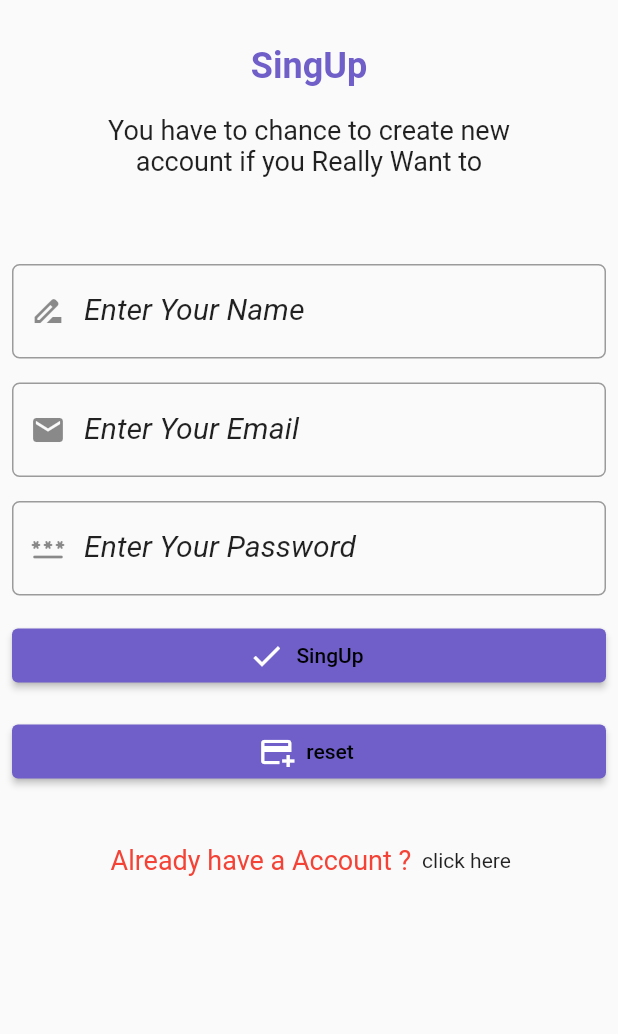
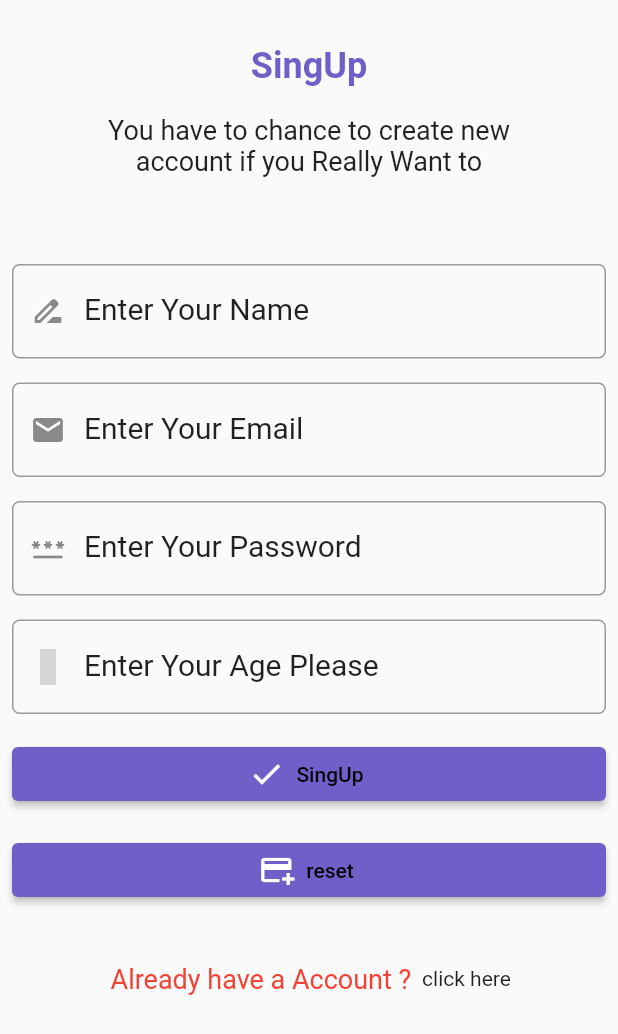
Before and after one commit to mamunZcode/firebase_dashboard, a Flutter app: the screen it shows after launch, after a tap on "click here", on a phone screen of 412 x 824 dp. Shown: the top 1034 px of the screen. Run offline on Flutter 3.47's test engine with Material 2 defaults, Android fonts, the phone set to English and light mode, and no system bars; our stand-ins replace eva_icons_flutter, firebase_auth, firebase_core; accounts and stored records are empty; network calls fail; grey boxes are pictures that could not be loaded.

Commit message:
TextContainer edit and fire store add

```diff
--- a/lib/TextContainer.dart
+++ b/lib/TextContainer.dart
@@ -1,11 +1,12 @@
 import 'package:flutter/material.dart';
 
 class TextContainer extends StatelessWidget {
-  const TextContainer({
+      TextContainer({
     required this.nameController,
     required this.labelText,
     required this.icon,
     required this.obscureText,
+    required this.hintText
 
 
 
@@ -14,6 +15,8 @@ class TextContainer extends StatelessWidget {
   final String labelText;
   final Icon icon;
   final bool obscureText;
+  final hintText;
+
 
 
   @override
@@ -29,14 +32,15 @@ class TextContainer extends StatelessWidget {
                   style: TextStyle(
                       color: Colors.black87,
                       fontSize: 20.0,
-                      fontStyle: FontStyle.italic),
+                      // fontStyle: FontStyle.italic
+                  ),
                   keyboardType: TextInputType.text,
                   controller: nameController,
                   decoration: InputDecoration(
                     labelText: labelText,
                     prefixIcon: icon,
                     labelStyle: TextStyle(color: Colors.black87),
-                    hintText: "Mamun",
+                    hintText: hintText,
                     border: OutlineInputBorder(
                       borderSide: BorderSide(color: Colors.red),
                       borderRadius: BorderRadius.circular(5.0),
--- a/lib/login screen/dashboard.dart
+++ b/lib/login screen/dashboard.dart
@@ -1,4 +1,4 @@
-import 'package:firebase_auth/firebase_auth.dart';
+
 import 'package:firebase_setup/login%20screen/login.dart';
 import 'package:flutter/material.dart';
 import 'package:provider/provider.dart';
@@ -152,7 +152,7 @@ class _dashboardState extends State<dashboard> {
                         Navigator.pushNamed(context,login.id);
                       },
                       label: Text(
-                        'login',
+                        'mamun page',
                         style: TextStyle(color: Colors.black),
                       ),
                       icon: Icon(Icons.login),
--- a/lib/login screen/login.dart
+++ b/lib/login screen/login.dart
@@ -57,12 +57,14 @@ class _loginState extends State<login> {
                     labelText: 'Enter Your Email',
                     icon: Icon(Icons.drive_file_rename_outline_sharp),
                     obscureText: false,
+                    hintText: 'mamun@65gmail.com',
                 ),
                 //Password
                 TextContainer(nameController: passwordController,
                     labelText: 'Enter your password',
                     icon: Icon(Icons.password_outlined),
                     obscureText: true,
+                    hintText: '56846',
                 ),
                 //Button
                 Expanded(
--- a/lib/main.dart
+++ b/lib/main.dart
@@ -7,7 +7,6 @@ import 'package:flutter/material.dart';
 import 'package:provider/provider.dart';
 import 'login screen/dashboard.dart';
 import 'registration Screen/registration.dart';
-
 Future main() async{
   WidgetsFlutterBinding.ensureInitialized();
   if (kIsWeb){
@@ -28,7 +27,6 @@ Future main() async{
     child: const MainApp(),
   ),
 
-
   );
 }
 class MainApp extends StatelessWidget {
@@ -41,7 +39,7 @@ class MainApp extends StatelessWidget {
       routes: {
         login.id:(context)=>login(),
         registration.id:(context)=>registration(),
-        dashboard.id:(context)=>dashboard()
+        dashboard.id:(context)=>dashboard(),
       },
     );
   }
--- a/lib/registration Screen/registration.dart
+++ b/lib/registration Screen/registration.dart
@@ -1,9 +1,10 @@
+import 'package:eva_icons_flutter/eva_icons_flutter.dart';
 import 'package:firebase_setup/login%20screen/login.dart';
 import 'package:flutter/material.dart';
 import '../TextContainer.dart';
-import 'package:firebase_auth/firebase_auth.dart';
 import 'package:provider/provider.dart';
 import 'package:firebase_setup/service/firebase_auth_methods.dart';
+
 
 class registration extends StatefulWidget{
   static const String id= 'registration';
@@ -15,6 +16,7 @@ class _registrationState extends State<registration> {
   TextEditingController nameController = TextEditingController();
   TextEditingController emailController = TextEditingController();
   TextEditingController passController = TextEditingController();
+  TextEditingController ageController = TextEditingController();
 
   @override
   Widget build(BuildContext context) {
@@ -44,14 +46,15 @@ class _registrationState extends State<registration> {
                 height: 50.0,
               ),
               //Name
-              TextContainer(nameController: nameController, labelText: 'Enter Your Name', icon: Icon(Icons.drive_file_rename_outline),obscureText:false,
-
+              TextContainer(nameController: nameController, labelText: 'Enter Your Name', icon: Icon(Icons.drive_file_rename_outline),obscureText:false, hintText:'Muntasir',
               ),
               //Email
-              TextContainer(nameController: emailController, labelText: 'Enter Your Email', icon: Icon(Icons.email),obscureText: false,
+              TextContainer(nameController: emailController, labelText: 'Enter Your Email', icon: Icon(Icons.email),obscureText: false,hintText: 'mamun@gmail.com',
               ),
               //pass
-              TextContainer(nameController: passController, labelText: 'Enter Your Password', icon: Icon(Icons.password_rounded), obscureText: true,),
+              TextContainer(nameController: passController, labelText: 'Enter Your Password', icon: Icon(Icons.password_rounded), obscureText: true,hintText: '12345',),
+
+              TextContainer(nameController: ageController, labelText: 'Enter Your Age Please', icon: Icon(EvaIcons.heart), obscureText: false, hintText: '12'),
               //Button
               Expanded(
                 child: Padding(
--- a/pubspec.yaml
+++ b/pubspec.yaml
@@ -14,6 +14,8 @@ dependencies:
   firebase_auth: ^4.8.0
   firebase_storage: ^11.2.6
   provider: ^6.0.5
+  material_symbols_icons: ^4.2668.0
+  eva_icons_flutter: ^3.1.0
 
 
 dev_dependencies:
```
Also changed, not shown: lib/service/firestore_service.dart (added, +62 -0 lines), pubspec.lock.
